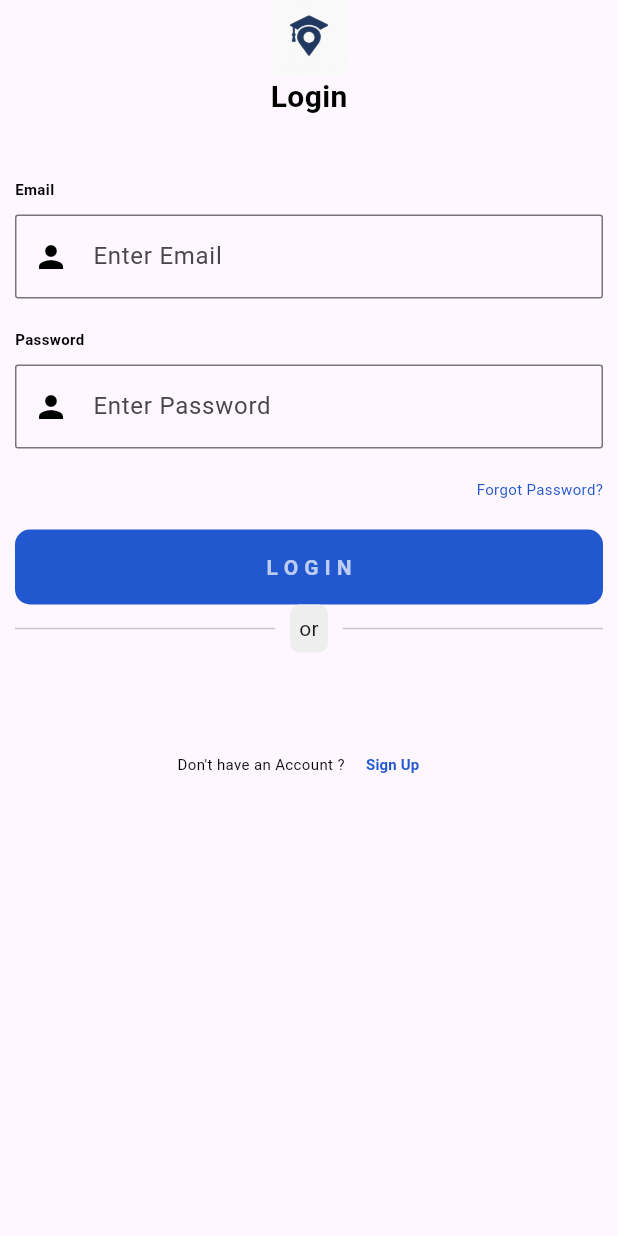
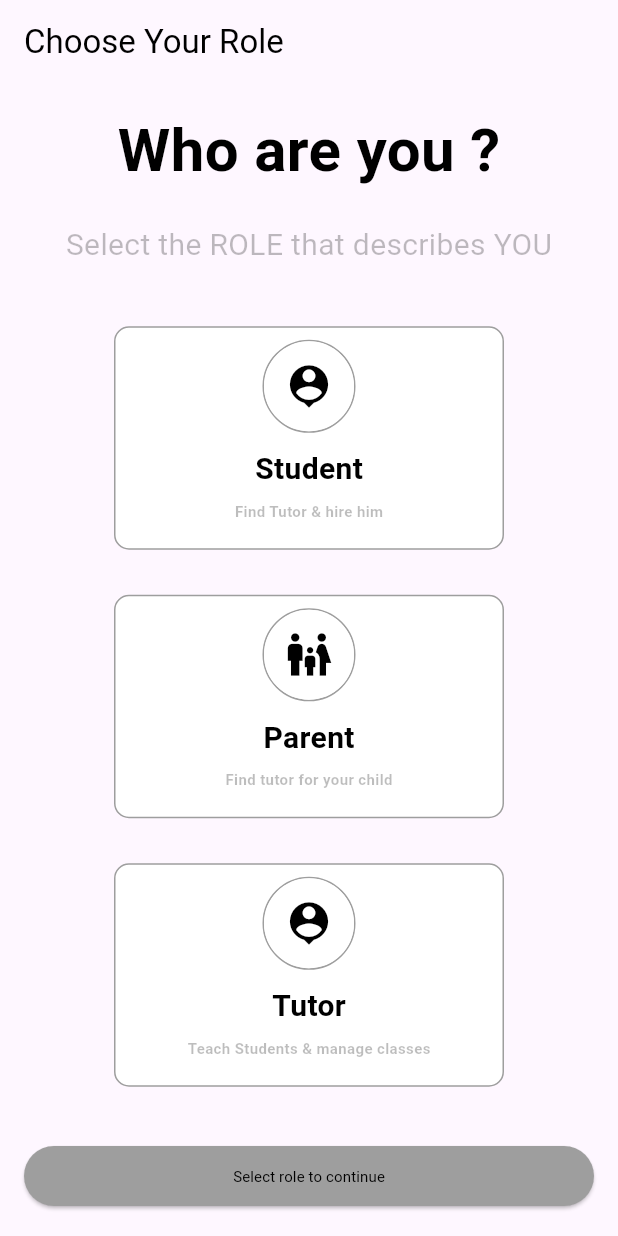
Before and after one commit to AunAbbas-hack/fyp_tutor, a Flutter app: the screen it shows after launch, on a phone screen of 412 x 824 dp. Run offline on Flutter 3.47's test engine with Material 3 defaults, Android fonts, the phone set to English and light mode, and no system bars; our stand-ins replace cloud_firestore, firebase_auth, firebase_core, multi_select_flutter; accounts and stored records are empty.

Commit message:
updated Role Selection

```diff
--- /dev/null
+++ b/lib/View-Model/role_provider.dart
@@ -0,0 +1,14 @@
+import 'package:flutter/foundation.dart';
+
+class RoleProvier with ChangeNotifier{
+String? _role;
+String? get selectedrole=>_role;
+set role(String? val){
+  _role=val;
+  notifyListeners();
+}
+void clear(){
+  _role=null;
+  notifyListeners();
+}
+}
--- a/lib/Views/Screens/SIGNUP_SCREEN/sign-up1/signUp-steps.dart
+++ b/lib/Views/Screens/SIGNUP_SCREEN/sign-up1/signUp-steps.dart
@@ -1,6 +1,7 @@
 import 'package:flutter/cupertino.dart';
 import 'package:flutter/material.dart';
-
+import 'package:provider/provider.dart';
+import '../../../../View-Model/role_provider.dart';
 import '../../../uiHelper/color_pallete.dart';
 import '../../../uiHelper/customs.dart';
 
@@ -45,8 +46,14 @@ final int currentStep;
 
   @override
   Widget build(BuildContext context) {
+    final selectedRole=context.read<RoleProvier>().selectedrole;
     return  Column(
       children: [
+        Align(
+          alignment: Alignment.topLeft,
+          child: Custom.customText(text: "Hello $selectedRole ", FontSize: 20, color: Colors.black, FontWeight: FontWeight.bold)
+          ,
+        ),
         Custom.customText(text: "Sign Up", FontSize: 30, color: Colors.black, FontWeight: FontWeight.bold),
         SizedBox(height: 30),
         Row(
--- a/lib/Views/Screens/SIGNUP_SCREEN/signUp-3/signup-3mobile.dart
+++ b/lib/Views/Screens/SIGNUP_SCREEN/signUp-3/signup-3mobile.dart
@@ -1,5 +1,5 @@
 import 'package:flutter/material.dart';
-import 'package:fyp_tutor/Views/Screens/DashBoardScreen.dart';
+import 'package:fyp_tutor/Views/Screens/Dashboard/DashBoardScreen.dart';
 import 'package:fyp_tutor/Views/uiHelper/customs.dart';
 import 'package:fyp_tutor/Views/uiHelper/mainButton.dart';
 import 'package:fyp_tutor/Views/uiHelper/validators.dart';
--- /dev/null
+++ b/lib/Views/Screens/roleSelectionPage.dart
@@ -0,0 +1,114 @@
+import 'package:flutter/material.dart';
+import 'package:fyp_tutor/View-Model/role_provider.dart';
+import 'package:fyp_tutor/Views/uiHelper/color_pallete.dart';
+import 'package:fyp_tutor/Views/uiHelper/customs.dart';
+import 'package:fyp_tutor/Views/uiHelper/role_card.dart';
+import 'package:provider/provider.dart';
+
+import 'SIGNUP_SCREEN/sign-up1/signUp_screen.dart';
+
+
+class Roleselectionpage extends StatelessWidget {
+  Roleselectionpage({super.key});
+  final roles = [
+    {
+      "title": "Student",
+      "subtitle": "Find Tutor & hire him",
+      "icons": Icons.person_pin,
+      "key": "Student",
+    },
+    {
+      "title": "Parent",
+      "subtitle": "Find tutor for your child",
+      "icons": Icons.family_restroom,
+      "key": "Parent",
+    },
+    {
+      "title": "Tutor",
+      "subtitle": "Teach Students & manage classes",
+      "icons": Icons.person_pin,
+      "key": "Tutor",
+    },
+  ];
+  @override
+  Widget build(BuildContext context) {
+    return Scaffold(
+      appBar: AppBar(
+        title: const Text(
+          "Choose Your Role",
+          style: TextStyle(color: Colors.black),
+        ),
+      ),
+      body: SafeArea(
+        child: Padding(
+          padding: const EdgeInsets.all(16.0),
+          child: Column(
+            children: [
+              Custom.customText(
+                text: "Who are you ?",
+                FontSize: 40,
+                color: Colors.black,
+                FontWeight: FontWeight.bold,
+              ),
+              const SizedBox(height: 20),
+              Custom.customText(
+                text: "Select the ROLE that describes YOU",
+                FontSize: 20,
+                color: Colors.black26,
+                FontWeight: FontWeight.normal,
+              ),
+              const SizedBox(height: 10),
+              Expanded(
+                child: Center(
+                  child: ConstrainedBox(
+                    constraints: const BoxConstraints(maxWidth: 900),
+                    child: Wrap(
+                      spacing: 10,
+                      runSpacing: 10,
+                      alignment: WrapAlignment.center,
+                      children: roles.map((role) {
+                        return RoleCard(
+                          keyName: role["key"] as String,
+                          title: role["title"] as String,
+                          subTitle: role["subtitle"] as String,
+                          icon: role["icons"] as IconData,
+                        );
+                      }).toList(),
+                    ),
+                  ),
+                ),
+              ),
+              const SizedBox(height: 6),
+              SizedBox(
+                width: double.infinity,
+                child: Consumer<RoleProvier>(
+                  builder: (context, value, _) {
+                    final enabled=value.selectedrole!=null;
+                    return ElevatedButton(
+                      style: ElevatedButton.styleFrom(
+                        padding: const EdgeInsets.symmetric(vertical: 8),
+                        backgroundColor: enabled? AppColor.Primary1:Colors.grey
+
+                      ),
+                      onPressed: () {
+                        if(enabled){
+                          Navigator.push(context, MaterialPageRoute(builder: (context)=>SignupScreen()));
+                        }
+                      },
+                      child: Custom.customText(
+                        text: enabled? "Continue as ${value.selectedrole}":"Select role to continue",
+                        FontSize: 10,
+                        color: enabled? Colors.white:Colors.black,
+                        FontWeight: FontWeight.normal,
+                      ),
+                    );
+                  },
+                ),
+              ),
+            ],
+          ),
+        ),
+      ),
+    );
+  }
+}
--- a/lib/Views/Screens/splash-screen.dart
+++ b/lib/Views/Screens/splash-screen.dart
@@ -1,7 +1,7 @@
 import 'dart:async';
 
 import 'package:flutter/material.dart';
-import 'login/login_screen.dart';
+import 'package:fyp_tutor/Views/Screens/roleSelectionPage.dart';
 
 class SplashScreen extends StatefulWidget {
   const SplashScreen({super.key});
@@ -17,7 +17,7 @@ class _SplashScreenState extends State<SplashScreen> {
     Timer(Duration(seconds: 3), () {
       Navigator.pushReplacement(
         context,
-        MaterialPageRoute(builder: (context) => LoginScreen()),
+        MaterialPageRoute(builder: (context) => Roleselectionpage()),
       );
     });
 
--- /dev/null
+++ b/lib/Views/uiHelper/role_card.dart
@@ -0,0 +1,109 @@
+import 'package:flutter/cupertino.dart';
+import 'package:flutter/material.dart';
+import 'package:fyp_tutor/Views/Screens/SIGNUP_SCREEN/sign-up1/signUp_screen.dart';
+import 'package:fyp_tutor/Views/uiHelper/color_pallete.dart';
+import 'package:fyp_tutor/Views/uiHelper/customs.dart';
+import 'package:provider/provider.dart';
+
+import '../../View-Model/role_provider.dart';
+
+class RoleCard extends StatelessWidget {
+  final String keyName;
+  final String title;
+  final String subTitle;
+  final IconData icon;
+  const RoleCard({
+    super.key,
+    required this.keyName,
+    required this.title,
+    required this.subTitle,
+    required this.icon,
+  });
+
+  @override
+  Widget build(BuildContext context) {
+    final selectedRole = context.watch<RoleProvier>().selectedrole;
+    final bool isSelected = selectedRole == keyName;
+    return GestureDetector(
+      onTap: () {
+        final role = context.read<RoleProvier>();
+        if (isSelected) {
+          role.clear();
+        } else {
+          role.role = keyName;
+        }
+      },
+      child: Padding(
+        padding: const EdgeInsets.all(10.0),
+        child: AnimatedContainer(
+          duration: Duration(milliseconds: 220),
+          width: 260,
+          child: Container(
+            decoration: BoxDecoration(
+              color: Colors.white,
+              borderRadius: BorderRadius.circular(10),
+              border: Border.all(style: BorderStyle.solid,
+              color: isSelected?AppColor.Primary1:Colors.grey),
+            ),
+            child: Padding(
+              padding: const EdgeInsets.all(8.0),
+              child: Column(
+                children: [
+                  Container(
+                    decoration: BoxDecoration(
+                      shape: BoxShape.circle,
+                      border: Border.all(
+                        color: isSelected ? AppColor.Primary1 : Colors.grey,
+                      ),
+                    ),
+                    child: CircleAvatar(
+                      radius: 30,
+                      backgroundColor: Colors.white,
+                      child: Icon(
+                        icon,
+                        size: 34,
+                        color: isSelected ? AppColor.Primary1 : Colors.black,
+                      ),
+                    ),
+                  ),
+                  const SizedBox(height: 10),
+                  Custom.customText(
+                    text: title,
+                    FontSize: 20,
+                    color: Colors.black,
+                    FontWeight: FontWeight.bold,
+                  ),
+                  const SizedBox(height: 6),
+                  Custom.customText(
+                    text: subTitle,
+                    FontSize: 10,
+                    color: Colors.black26,
+                    FontWeight: FontWeight.bold,
+                  ),
+                  const SizedBox(height: 10),
+                  if (isSelected)
+                    Padding(
+                      padding: const EdgeInsets.all(8.0),
+                      child: Container(
+                        decoration: BoxDecoration(
+                          border: Border.all(color: AppColor.Primary1, width: 4),
+                          color: AppColor.Primary1,
+                          borderRadius: BorderRadius.circular(10),
+                        ),
+                        child: Custom.customText(
+                          text: "Selected",
+                          FontSize: 10,
+                          color: Colors.white,
+                          FontWeight: FontWeight.bold,
+                        ),
+                      ),
+                    ),
+                ],
+              ),
+            ),
+          ),
+        ),
+      ),
+    );
+  }
+}
--- a/lib/main.dart
+++ b/lib/main.dart
@@ -1,6 +1,7 @@
 import 'package:flutter/material.dart';
-
+import 'package:provider/provider.dart';
 import 'package:firebase_core/firebase_core.dart';
+import 'package:fyp_tutor/View-Model/role_provider.dart';
 import 'Views/Screens/splash-screen.dart';
 import 'firebase_options.dart';
 
@@ -14,7 +15,11 @@ void main() async{
 
     options: DefaultFirebaseOptions.currentPlatform,
   );
-  runApp(const MyApp());
+  runApp(
+   ChangeNotifierProvider(create: (_)=>RoleProvier(),
+   child: const MyApp(),
+   )
+  );
 }
 
 class MyApp extends StatelessWidget {
--- a/pubspec.yaml
+++ b/pubspec.yaml
@@ -39,6 +39,7 @@ dependencies:
   multi_select_flutter: ^4.1.3
   firebase_storage: ^13.0.2
   cloud_firestore: ^6.0.2
+  provider: ^6.1.5+1
 
 dev_dependencies:
   flutter_test:
```
Also changed, not shown: lib/View-Model/signUp_viewModel.dart (+26 -14 lines), lib/Views/Screens/DashBoardScreen.dart (deleted, +0 -10 lines), lib/Views/Screens/Dashboard/DashBoardScreen.dart (added, +24 -0 lines), lib/Views/Screens/Dashboard/dashboard_desktop.dart (added, +15 -0 lines), lib/Views/Screens/Dashboard/dashboard_mobile.dart (added, +163 -0 lines), lib/Views/Screens/Dashboard/dashboard_tablet.dart (added, +15 -0 lines), lib/Views/Screens/SIGNUP_SCREEN/sign-up1/signUp_tablet.dart (+9 -2 lines), assets/images/dashBoard_Buttons/hire_teacher.png (added), assets/images/iconFacebook.png (deleted), pubspec.lock.
